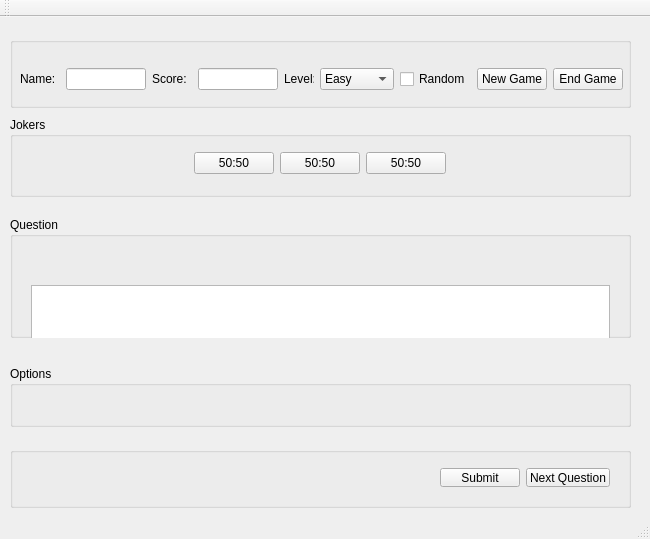
Qt form Qt_APP/Qt_APP.ui (Holikma/Application-Millionaire) before a commit.
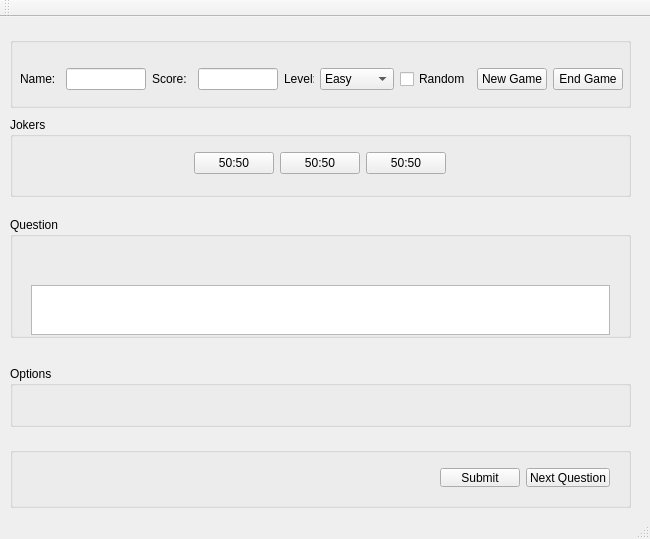
The same form after that commit.

What changed in the file:
```diff
--- a/Qt_APP/Qt_APP.ui
+++ b/Qt_APP/Qt_APP.ui
@@ -201,7 +201,7 @@
        <x>10</x>
        <y>27</y>
        <width>601</width>
-       <height>109</height>
+       <height>91</height>
       </rect>
      </property>
      <layout class="QVBoxLayout" name="verticalLayout">
@@ -222,7 +222,20 @@
        </spacer>
       </item>
       <item>
-       <widget class="QPlainTextEdit" name="Question_Field"/>
+       <widget class="QPlainTextEdit" name="Question_Field">
+        <property name="minimumSize">
+         <size>
+          <width>0</width>
+          <height>50</height>
+         </size>
+        </property>
+        <property name="maximumSize">
+         <size>
+          <width>16777215</width>
+          <height>50</height>
+         </size>
+        </property>
+       </widget>
       </item>
      </layout>
     </widget>
```
